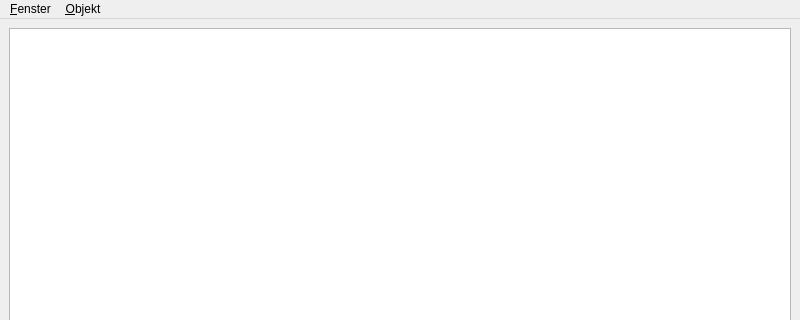
startkladde/startkladde, file src/gui/windows/objectList/ObjectListWindowBase.ui: the form before one commit; both pictures show x 0 to 800 and y 0 to 320 of the 800 by 600 pixel window.
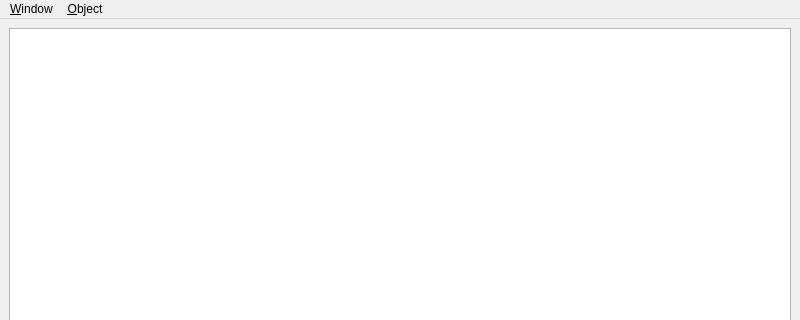
The form after the commit. Custom widgets are drawn as their Qt base class.

Patch:
```diff
--- a/src/gui/windows/objectList/ObjectListWindowBase.ui
+++ b/src/gui/windows/objectList/ObjectListWindowBase.ui
@@ -67,12 +67,12 @@
      <x>0</x>
      <y>0</y>
      <width>800</width>
-     <height>25</height>
+     <height>21</height>
     </rect>
    </property>
    <widget class="QMenu" name="menuObject">
     <property name="title">
-     <string>&amp;Objekt</string>
+     <string>&amp;Object</string>
     </property>
     <addaction name="actionNew"/>
     <addaction name="separator"/>
@@ -82,7 +82,7 @@
    </widget>
    <widget class="QMenu" name="menuWindow">
     <property name="title">
-     <string>&amp;Fenster</string>
+     <string>&amp;Window</string>
     </property>
     <addaction name="actionRefresh"/>
     <addaction name="separator"/>
```
Left out of the diff: 16 changed lines with no effect on the pictures.
